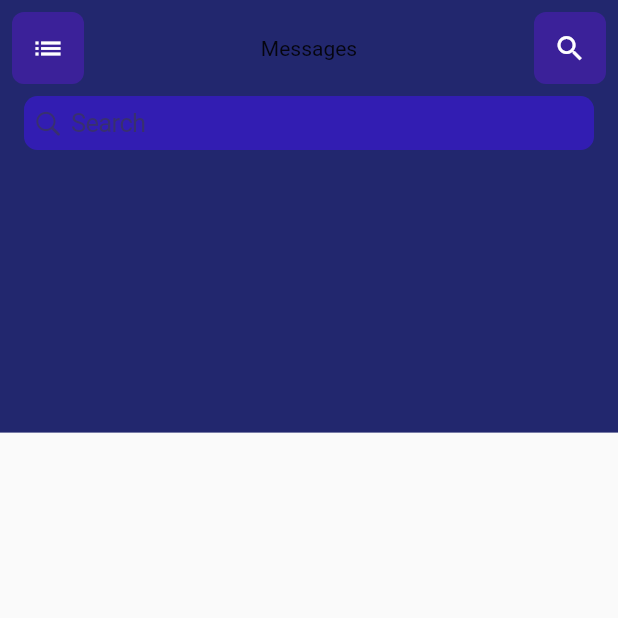
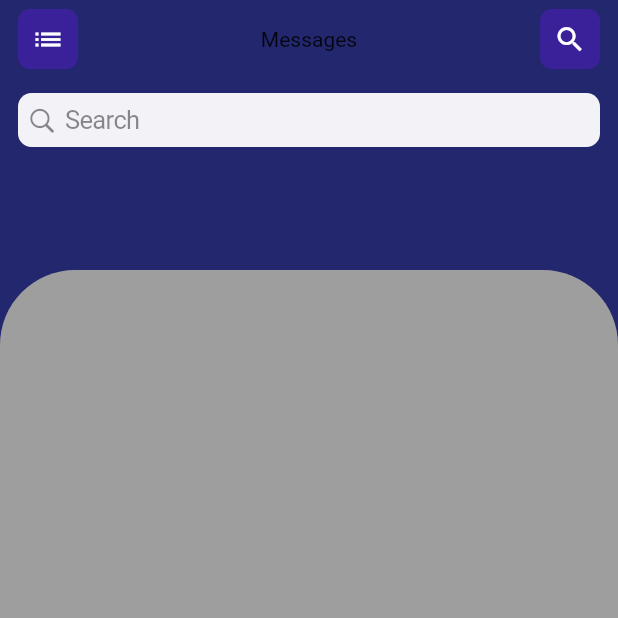
Before and after one commit to Bubizz/firebase_chat, a Flutter app: the screen it shows after launch, on a phone screen of 412 x 824 dp, the top half of it. Run offline on Flutter 3.47's test engine with Material 2 defaults, Android fonts, the phone set to English and light mode, and no system bars; our stand-ins replace flutter_keyboard_visibility.

```diff
--- a/lib/main.dart
+++ b/lib/main.dart
@@ -1,5 +1,6 @@
 import 'package:flutter/material.dart';
-import 'package:chat_app/screens/chats_page.dart';
+import '../screens/chats_page.dart';
+import './screens/settings.dart';
 
 void main() {
   runApp(const MyApp());
@@ -14,13 +15,18 @@ class MyApp extends StatelessWidget {
     return MaterialApp(
       title: 'Flutter Demo',
       theme: ThemeData(
-        primaryColor: Color.fromARGB(230, 10, 16, 95),
+        primaryColor: const Color.fromARGB(230, 10, 16, 95),
         iconTheme: const IconThemeData(color: Colors.white, size: 22)    ,
 
       ),
 
      initialRoute: ChatsPage.routeName,
-     routes: {ChatsPage.routeName : (_) => const ChatsPage(),}
+     routes:
+     {
+       ChatsPage.routeName : (_) => const ChatsPage(),
+       SettingsPage.routeName : (_) => const SettingsPage()
+
+     ,}
 
     );
   }
--- a/lib/screens/chats_page.dart
+++ b/lib/screens/chats_page.dart
@@ -1,8 +1,7 @@
 import 'package:flutter/material.dart';
-
 import '../widgets/custom_icon_button.dart';
 import '../widgets/search_box.dart';
-
+import '../screens/settings.dart';
 
 class ChatsPage extends StatefulWidget {
   const ChatsPage({Key? key}) : super(key: key);
@@ -14,59 +13,70 @@ class ChatsPage extends StatefulWidget {
 }
 
 class _ChatsPageState extends State<ChatsPage> {
+  late final searchFocus = FocusNode();
 
-
-  void _searchBoxHandler()
-  {
-
+  void _searchBoxHandler() {
+    searchFocus.requestFocus();
   }
 
-  void _navigateToSettings()
-  {
-
+  void _navigateToSettings() {
+      Navigator.of(context).pushNamed(SettingsPage.routeName);
   }
 
   @override
   Widget build(BuildContext context) {
     return Scaffold(
-      body: Column(
-        children: [
-          Stack(
-            children:
-            [
+      body: Stack(fit: StackFit.expand, clipBehavior: Clip.none, children: [
         Container(
-                alignment: Alignment.topCenter,
           color: Theme.of(context).primaryColor,
-                width: double.infinity,
-                height: MediaQuery.of(context).size.height * 0.35,
           child: SafeArea(
             child: Padding(
-                    padding: const EdgeInsets.all(8.0),
+              padding: const EdgeInsets.symmetric(horizontal: 12.0, vertical: 6.0),
               child: Column(
                 children: [
                   Row(
                       mainAxisAlignment: MainAxisAlignment.spaceBetween,
                       children: [
-                              CustomIconButton(iconData: Icons.list, pressHandler: _navigateToSettings),
-
-                              const Text("Messages",),
-
-                              CustomIconButton(iconData: Icons.search, pressHandler: _searchBoxHandler,)
+                        CustomIconButton(
+                            iconData: Icons.list,
+                            pressHandler: _navigateToSettings),
+                        const Text(
+                          "Messages",
+                        ),
+                        CustomIconButton(
+                          iconData: Icons.search,
+                          pressHandler: _searchBoxHandler,
+                        )
                       ]),
-                            const  Padding(padding: EdgeInsets.all(8.0), child: const SearchBox(),
+                  Padding(
+                    padding: const EdgeInsets.symmetric(vertical: 16.0),
+                    child: SearchBox(
+                      focus: searchFocus,
                     ),
-
+                  ),
                 ],
               ),
             ),
-                )),
-
-
-            ]
           ),
-
+        ),
+        Positioned(
+          child: ClipRRect(
+            borderRadius: const BorderRadius.vertical(top: Radius.circular(50)),
+            child: Column(
+              children: [
+                Expanded(
+                    child: Container(
+                  decoration: const BoxDecoration(color: Colors.grey),
+                ))
               ],
             ),
+          ),
+          top: 180,
+          bottom: 0,
+          left: 0,
+          right: 0,
+        )
+      ]),
     );
   }
 }
--- a/lib/widgets/custom_icon_button.dart
+++ b/lib/widgets/custom_icon_button.dart
@@ -8,10 +8,13 @@ class CustomIconButton extends StatelessWidget {
   @override
   Widget build(BuildContext context) {
     return Container(
-        child: IconButton(onPressed: pressHandler, icon: Icon(iconData)),
+        width: 40,
+        height: 40,
+        child: IconButton(
+          onPressed: pressHandler, icon: Icon(iconData)),
         decoration: BoxDecoration(
           borderRadius: BorderRadius.circular(8),
-          color: Color.fromARGB(255, 59, 33, 153),
+          color: const Color.fromARGB(255, 59, 33, 153),
         ));
   }
 }
--- a/lib/widgets/search_box.dart
+++ b/lib/widgets/search_box.dart
@@ -1,19 +1,45 @@
+import 'dart:async';
+import 'package:flutter_keyboard_visibility/flutter_keyboard_visibility.dart';
 import 'package:flutter/cupertino.dart';
 
+
 class SearchBox extends StatefulWidget {
-  const SearchBox({ Key? key }) : super(key: key);
+  const SearchBox({ Key? key, required this.focus}) : super(key: key);
+  final FocusNode focus;
 
   @override
   State<SearchBox> createState() => _SearchBoxState();
 }
 
 class _SearchBoxState extends State<SearchBox> {
+  var keyboardVisibilityController = KeyboardVisibilityController();
+  late StreamSubscription<bool> keyboardSubscription ;
+
+  @override void initState() {
+ super.initState();
+  keyboardSubscription = keyboardVisibilityController.onChange.listen((bool visible) {
+    if(!visible)
+    {
+      widget.focus.unfocus();
+    }
+  });
+}
+
+
   @override
   Widget build(BuildContext context) {
-    return Container(
-      child: CupertinoSearchTextField(
-        backgroundColor: Color.fromARGB(226, 52, 28, 187),
-      ),
+    return CupertinoSearchTextField(
+        focusNode: widget.focus,
+        backgroundColor: CupertinoColors.systemGrey6,
+        onSubmitted: (_) {widget.focus.unfocus();},
+
+
     );
   }
+
+  @override
+  void dispose() {
+    keyboardSubscription.cancel();
+    super.dispose();
+  }
 }
--- a/pubspec.yaml
+++ b/pubspec.yaml
@@ -34,6 +34,8 @@ dependencies:
   # The following adds the Cupertino Icons font to your application.
   # Use with the CupertinoIcons class for iOS style icons.
   cupertino_icons: ^1.0.2
+  flutter_keyboard_visibility: ^5.2.0
+
 
 dev_dependencies:
   flutter_test:
```
Also changed, not shown: lib/screens/settings.dart (added, +67 -0 lines), pubspec.lock. Lines whose indentation alone changed are shown as unchanged.
